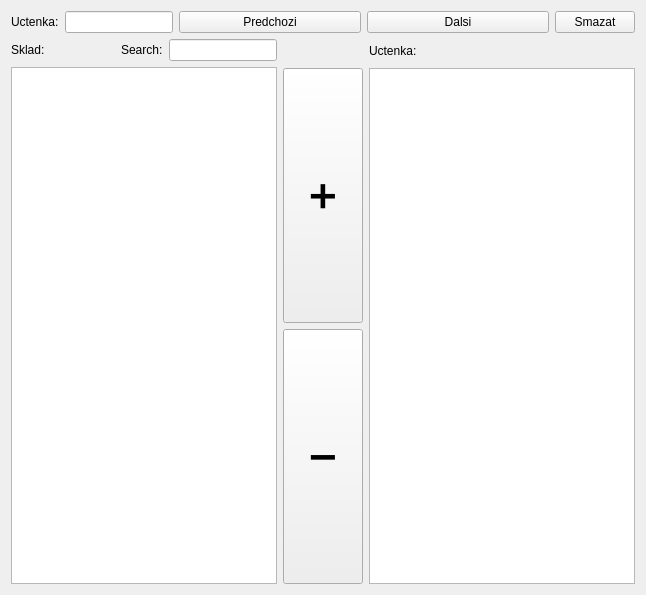
Above: bills_widget.ui from skrcka/URO_P2 before the change. Below: the same form after it.
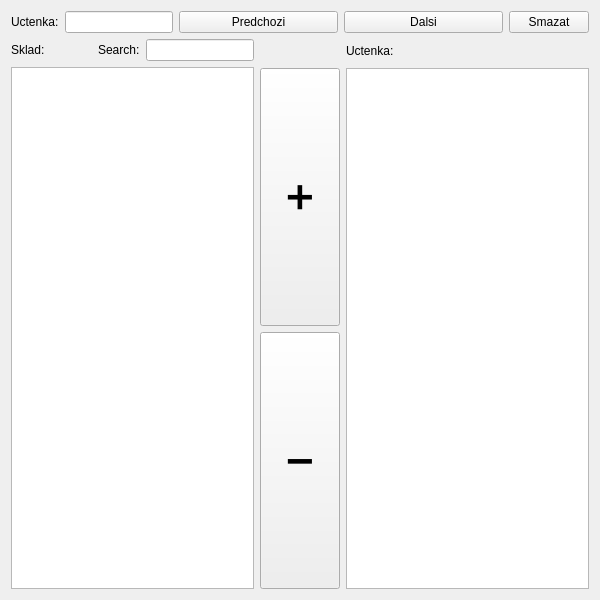
That is the form after the change.

What changed in the file:
```diff
--- a/bills_widget.ui
+++ b/bills_widget.ui
@@ -6,20 +6,29 @@
    <rect>
     <x>0</x>
     <y>0</y>
-    <width>646</width>
-    <height>595</height>
+    <width>600</width>
+    <height>600</height>
    </rect>
   </property>
+  <property name="sizePolicy">
+   <sizepolicy hsizetype="Expanding" vsizetype="Expanding">
+    <horstretch>0</horstretch>
+    <verstretch>0</verstretch>
+   </sizepolicy>
+  </property>
   <property name="windowTitle">
    <string>Form</string>
   </property>
-  <layout class="QGridLayout" name="gridLayout">
-   <item row="0" column="2">
+  <layout class="QVBoxLayout" name="verticalLayout_2">
+   <item>
     <layout class="QVBoxLayout" name="verticalLayout">
+     <property name="sizeConstraint">
+      <enum>QLayout::SetNoConstraint</enum>
+     </property>
      <item>
       <layout class="QHBoxLayout" name="horizontalLayout">
        <property name="sizeConstraint">
-        <enum>QLayout::SetDefaultConstraint</enum>
+        <enum>QLayout::SetNoConstraint</enum>
        </property>
        <item>
         <widget class="QLabel" name="label">
```
